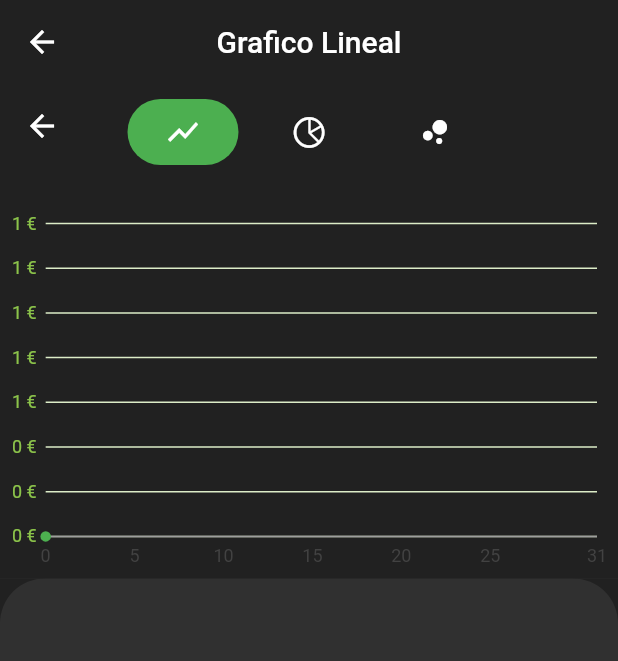
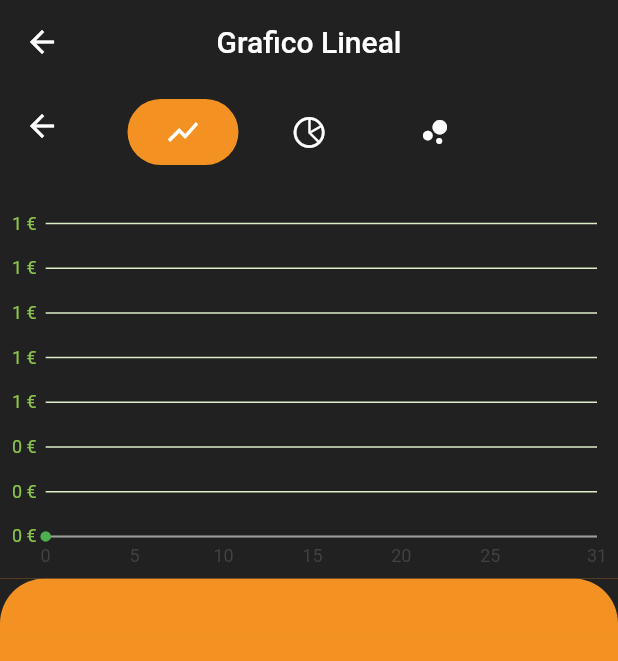
Before and after one commit to rodrigoBak-flutter/app_balance_bakapp, a Flutter app: the ChartsScreen screen opened directly, after a tap on the "show chart" icon, on a phone screen of 412 x 824 dp. Shown: the top 661 px of the screen. Run offline on Flutter 3.47's test engine with Material 2 defaults, Android fonts, the phone set to English and light mode, and no system bars; our stand-ins replace charts_flutter_new, flutter_local_notifications, flutter_native_timezone, flutter_slidable, flutter_time_picker_spinner, fluttertoast and 4 more; missing offline and left inert: flutter_material_color_picker; accounts and stored records are empty.

Commit message:
app_balance_bakApp 1.0.22_cambios-para-publicar_1

```diff
--- a/lib/src/providers/theme_provider.dart
+++ b/lib/src/providers/theme_provider.dart
@@ -13,15 +13,18 @@ class ThemeProvider extends ChangeNotifier {
     appBarTheme: AppBarTheme(
       backgroundColor: Colors.grey[900],
     ),
-    bottomNavigationBarTheme:
-        const BottomNavigationBarThemeData(selectedItemColor: Colors.green),
+    bottomNavigationBarTheme: const BottomNavigationBarThemeData(
+      selectedItemColor: Colors.green,
+    ),
     floatingActionButtonTheme: FloatingActionButtonThemeData(
       backgroundColor: Colors.green[800],
       foregroundColor: Colors.white,
     ),
-    colorScheme: const ColorScheme.dark(primary: Colors.green),
+    colorScheme: const ColorScheme.dark(
+      primary: Colors.green,
+    ),
     scaffoldBackgroundColor: Colors.grey[900],
-    primaryColorDark: Colors.grey[850],
+    primaryColorDark: const Color.fromARGB(255, 243, 146, 35),
     dividerColor: Colors.white,
   );
 
@@ -34,12 +37,12 @@ class ThemeProvider extends ChangeNotifier {
       selectedItemColor: Colors.green,
       backgroundColor: Colors.white,
     ),
-    floatingActionButtonTheme: FloatingActionButtonThemeData(
-      backgroundColor: Colors.green[800],
+    floatingActionButtonTheme: const FloatingActionButtonThemeData(
+      backgroundColor: Colors.green,
       foregroundColor: Colors.white,
     ),
     scaffoldBackgroundColor: Colors.white,
-    primaryColorDark: Colors.grey[300],
+    primaryColorDark: const Color.fromARGB(255, 203, 244, 198),
     dividerColor: Colors.black,
   );
 
--- a/lib/src/widgets/balance_widget_wt/flayer_skin.dart
+++ b/lib/src/widgets/balance_widget_wt/flayer_skin.dart
@@ -17,7 +17,7 @@ class FlayerSkinWidget extends StatelessWidget {
             width: size.width,
             child: Text(
               myTitle,
-              style: const TextStyle(fontSize: 18, letterSpacing: 1.5),
+              style: const TextStyle(fontSize: 18, letterSpacing: 1.5,fontWeight: FontWeight.bold),
             ),
           ),
           Container(
--- a/lib/src/widgets/balance_widget_wt/front_sheet.dart
+++ b/lib/src/widgets/balance_widget_wt/front_sheet.dart
@@ -47,27 +47,18 @@ class FrontSheetWidget extends StatelessWidget {
               )
             : Column(
                 children: [
+                  //Imagagen que se muestra cuando no hay gastos
                   Container(
-                    margin: const EdgeInsets.only(top: 20),
+                    padding: const EdgeInsets.all(80),
+                    child: Image.asset('assets/fondo.png'),
+                  ),
+                  Container(
                     child: const Text(
                       'No tienes gastos este mes 😀',
                       maxLines: 1,
                       style: TextStyle(fontSize: 15, letterSpacing: 1.3),
                     ),
                   ),
-                   SizedBox(
-                    height: size.height * 0.20,
-                    width: size.width * 1,
-                  ),
-
-                  /*
-                  Imagagen que se muestra cuando no hay gastos
-
-                  Container(
-                    padding: const EdgeInsets.all(80),
-                    child: Image.asset('assets/empty.png'),
-                  ),
-                   */
                 ],
               ));
   }
--- a/lib/src/widgets/chart_widget_wt/chart_pie_flayer_widget.dart
+++ b/lib/src/widgets/chart_widget_wt/chart_pie_flayer_widget.dart
@@ -76,7 +76,7 @@ class _ChartPieWidgetState extends State<ChartPieFLayerWidget> {
           animationDuration: const Duration(milliseconds: 600),
           defaultInteractions: true,
           defaultRenderer: charts.ArcRendererConfig(
-            arcWidth: 20,
+            arcWidth: 25,
             strokeWidthPx: 0.0,
             /*
               Con esta propiedad obtengo el nombre de mis categorias
@@ -113,7 +113,7 @@ class _ChartPieWidgetState extends State<ChartPieFLayerWidget> {
               child: Icon(
                 item.icon.toIcon(),
                 color: item.color.toColor(),
-                size: 40,
+                size: 30,
               ),
             ),
             FittedBox(
--- a/lib/src/widgets/chart_widget_wt/chartselector_widget.dart
+++ b/lib/src/widgets/chart_widget_wt/chartselector_widget.dart
@@ -57,7 +57,7 @@ class BubleTab extends StatelessWidget {
     return Container(
       padding: const EdgeInsets.symmetric(horizontal: 25, vertical: 10),
       decoration: BoxDecoration(
-          color: (selected) ? Colors.green : Colors.transparent,
+          color: (selected) ? Theme.of(context).primaryColorDark : Colors.transparent,
           borderRadius: BorderRadius.circular(25)),
       child: Icon(icon),
     );
--- a/lib/src/widgets/home_screen_wt/custom_navigation_bar.dart
+++ b/lib/src/widgets/home_screen_wt/custom_navigation_bar.dart
@@ -14,26 +14,28 @@ class CustomNavigationBar extends StatelessWidget {
       currentIndex: uiProvider.bnbIndex,
       onTap: (int i) => uiProvider.bnbIndex = i,
       elevation: 0.0,
+      selectedItemColor: Theme.of(context).primaryColorDark,
+      selectedIconTheme: IconThemeData(
+        color: Theme.of(context).primaryColorDark,
+      ),
+      //unselectedItemColor: Theme.of(context).primaryColorDark,
       items: const [
         BottomNavigationBarItem(
           label: 'Balance',
           icon: Icon(
             Icons.account_balance_outlined,
-            color: Colors.grey,
           ),
         ),
         BottomNavigationBarItem(
           label: 'Graficos',
           icon: Icon(
             Icons.bar_chart_outlined,
-            color: Colors.grey,
           ),
         ),
         BottomNavigationBarItem(
           label: 'Configuraciones',
           icon: Icon(
             Icons.settings_outlined,
-            color: Colors.grey,
           ),
         ),
       ],
--- a/lib/src/widgets/setting_widget_wt/dark_mode_swich.dart
+++ b/lib/src/widgets/setting_widget_wt/dark_mode_swich.dart
@@ -25,6 +25,7 @@ class _DarkModeSwichWidgetState extends State<DarkModeSwichWidget> {
     final swapTheme = Provider.of<ThemeProvider>(context);
     return SwitchListTile(
       value: _darkMode,
+      activeColor: Theme.of(context).primaryColorDark,
       title: const Text(
         'Modo Oscuro',
         style: TextStyle(fontSize: 14),
--- a/lib/src/widgets/setting_widget_wt/time_picker_widget.dart
+++ b/lib/src/widgets/setting_widget_wt/time_picker_widget.dart
@@ -64,6 +64,7 @@ class _TimePickerWitgetState extends State<TimePickerWitget> {
     return Column(
       children: [
         SwitchListTile(
+          activeColor: Theme.of(context).primaryColorDark,
           title: Text(_title),
           value: _isEnable,
           onChanged: (value) => setState(() {
```
Also changed, not shown: assets/BakApp_logo.png (added), assets/BakApp_logo_letras.png (added), assets/Icono.png (added), assets/fondo.png (added).
